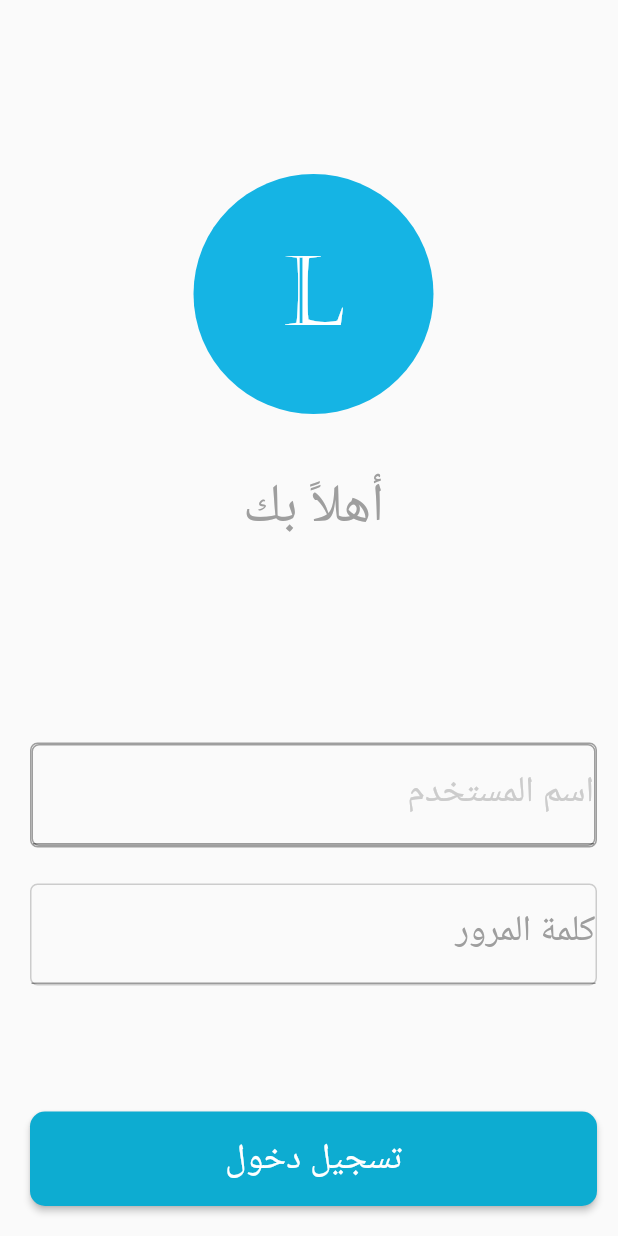
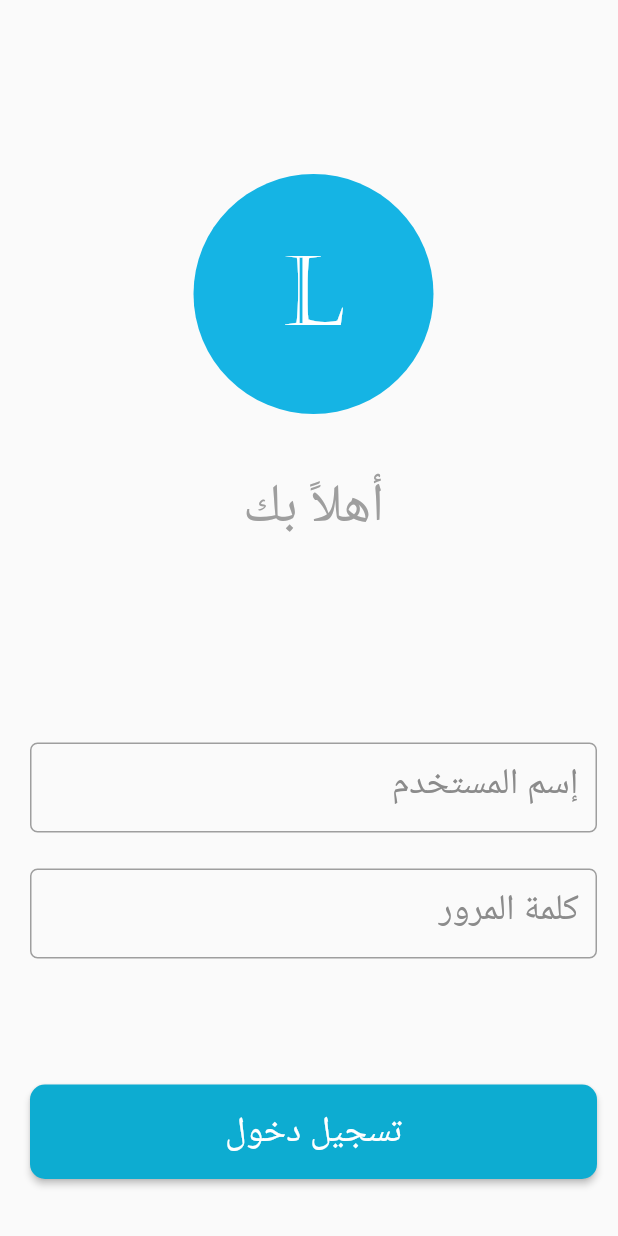
Before and after one commit to SuitlessStan/Leader, a Flutter app: the screen it shows after launch, on a phone screen of 412 x 824 dp. Run offline on Flutter 3.47's test engine with Material 2 defaults, Android fonts, the phone set to English and light mode, and no system bars; our stand-ins replace google_fonts; Roboto replaces fonts that are missing (Calibri); project files that could hold a hidden picture were left out.

Commit message:
added custom widgets to loginPage

```diff
--- a/lib/constans/constants.dart
+++ b/lib/constans/constants.dart
@@ -7,5 +7,6 @@ Color borderTextfieldColor = const Color(0xFFCCCCCC);
 Color leaderLogo = const Color(0xFF707070);
 Color borderColor = const Color(0xFFF7F7F7);
 Color textFields = const Color(0xFF888888);
+Color textColor = const Color(0xFF8B8B8B);
 
 // Class variables
--- /dev/null
+++ b/lib/custom_widgets/custom_widgets.dart
@@ -0,0 +1,87 @@
+import 'package:flutter/material.dart';
+import '../constans/constants.dart';
+
+class CustomText extends StatelessWidget {
+  const CustomText({
+    Key key,
+    this.text,
+    this.color,
+    this.fontFamily,
+    this.fontSize,
+  }) : super(key: key);
+  final String text;
+  final Color color;
+  final String fontFamily;
+  final double fontSize;
+  @override
+  Widget build(BuildContext context) {
+    return Text(
+      text,
+      style: TextStyle(
+        color: color,
+        fontFamily: fontFamily,
+        fontSize: fontSize,
+      ),
+    );
+  }
+}
+
+class DefaultTextFormField extends StatelessWidget {
+  const DefaultTextFormField({
+    Key key,
+    this.labelText,
+    this.fontFamily,
+    this.textFieldBorderColor,
+    this.maxLines,
+    this.minLines,
+    this.fontSize,
+    this.onSaved,
+    this.validator,
+    this.onChanged,
+    this.controller,
+    this.color,
+  }) : super(key: key);
+  final String labelText;
+  final String fontFamily;
+  final Color textFieldBorderColor;
+  final int maxLines;
+  final int minLines;
+  final double fontSize;
+  final Function onSaved;
+  final Function validator;
+  final Function onChanged;
+  final TextEditingController controller;
+  final Color color;
+
+  @override
+  Widget build(BuildContext context) {
+    return TextFormField(
+      controller: controller,
+      onChanged: onChanged,
+      onSaved: onSaved,
+      validator: validator,
+      maxLines: maxLines,
+      minLines: minLines,
+      decoration: InputDecoration(
+        labelText: labelText,
+        labelStyle: TextStyle(
+          fontFamily: fontFamily,
+          fontSize: fontSize,
+          color: color,
+        ),
+        focusedBorder: OutlineInputBorder(
+            borderRadius: BorderRadius.circular(5),
+            borderSide: BorderSide(
+              color: textFieldBorderColor,
+            )),
+        enabledBorder: OutlineInputBorder(
+          borderRadius: BorderRadius.circular(5),
+          borderSide: BorderSide(
+            color: textFieldBorderColor,
+            width: 1,
+          ),
+        ),
+      ),
+    );
+  }
+}
--- a/lib/setup/login_screen.dart
+++ b/lib/setup/login_screen.dart
@@ -3,6 +3,7 @@ import 'package:google_fonts/google_fonts.dart';
 import '../constans/constants.dart';
 import 'package:flutter/services.dart';
 import '../screens/home.dart';
+import '../custom_widgets/custom_widgets.dart';
 
 class LoginScreen extends StatefulWidget {
   const LoginScreen({Key key}) : super(key: key);
@@ -66,91 +67,22 @@ class _LoginScreenState extends State<LoginScreen> {
                 ),
                 Form(
                   child: Column(children: [
-                    Container(
-                      decoration: BoxDecoration(
-                        border: Border.all(
-                          color: Colors.grey,
-                        ),
-                        borderRadius: BorderRadius.all(
-                          Radius.circular(5),
-                        ),
-                      ),
-                      child: Container(
-                        decoration: BoxDecoration(
-                          border: Border.all(
-                            color: Colors.grey,
-                          ),
-                          borderRadius: BorderRadius.all(
-                            Radius.circular(5),
-                          ),
-                        ),
-                        child: TextFormField(
-                          decoration: InputDecoration(
-                            //Label Properties
-                            labelText: "اسم المستخدم",
-                            labelStyle: TextStyle(
-                              color: borderTextfieldColor,
-                              fontSize: 24,
-                              fontFamily: 'Calibri',
-                              fontWeight: FontWeight.w400,
-                            ),
-                            // HintText Properties
-                            // hintText: "إسم المستخدم",
-                            // hintStyle: TextStyle(
-                            //   color: Colors.grey,
-                            //   fontSize: 24,
-                            //   fontFamily: 'Calibri',
-                            //   fontWeight: FontWeight.w400,
-                            // ),
-                          ),
-                          inputFormatters: [
-                            LengthLimitingTextInputFormatter(42),
-                          ],
-                        ),
-                      ),
+                    DefaultTextFormField(
+                      labelText: 'إسم المستخدم',
+                      fontFamily: 'Calibri',
+                      fontSize: 24,
+                      textFieldBorderColor: Colors.grey,
+                      color: textColor,
                     ),
                     SizedBox(
                       height: 24,
                     ),
-                    Container(
-                      decoration: BoxDecoration(
-                        border: Border.all(
-                          color: borderTextfieldColor,
-                        ),
-                        borderRadius: BorderRadius.all(
-                          Radius.circular(5),
-                        ),
-                      ),
-                      child: TextFormField(
-                        decoration: InputDecoration(
-                          // Label Properties
-                          labelText: "كلمة المرور",
-                          labelStyle: TextStyle(
-                            color: Colors.grey,
-                            fontSize: 24,
-                            fontFamily: 'Calibri',
-                            fontWeight: FontWeight.w400,
-                          ),
-                          // //HintText Properties
-                          // hintText: "كلمة المرور",
-                          // hintStyle: TextStyle(
-                          //   color: Colors.grey,
-                          //   fontSize: 24,
-                          //   fontFamily: 'Calibri',
-                          //   fontWeight: FontWeight.w400,
-                          // ),
-                          focusedBorder: OutlineInputBorder(
-                            borderSide: const BorderSide(
-                              color: Colors.white,
-                              width: 2.0,
-                            ),
-                            borderRadius: BorderRadius.circular(5),
-                          ),
-                        ),
-                        inputFormatters: [
-                          LengthLimitingTextInputFormatter(42),
-                        ],
-                      ),
+                    DefaultTextFormField(
+                      labelText: 'كلمة المرور',
+                      fontFamily: 'Calibri',
+                      fontSize: 24,
+                      textFieldBorderColor: Colors.grey,
+                      color: textColor,
                     ),
                     SizedBox(
                       height: 84,
```
Also changed, not shown: lib/screens/home.dart (+28 -8 lines), lib/screens/send_texts.dart (+69 -84 lines).
